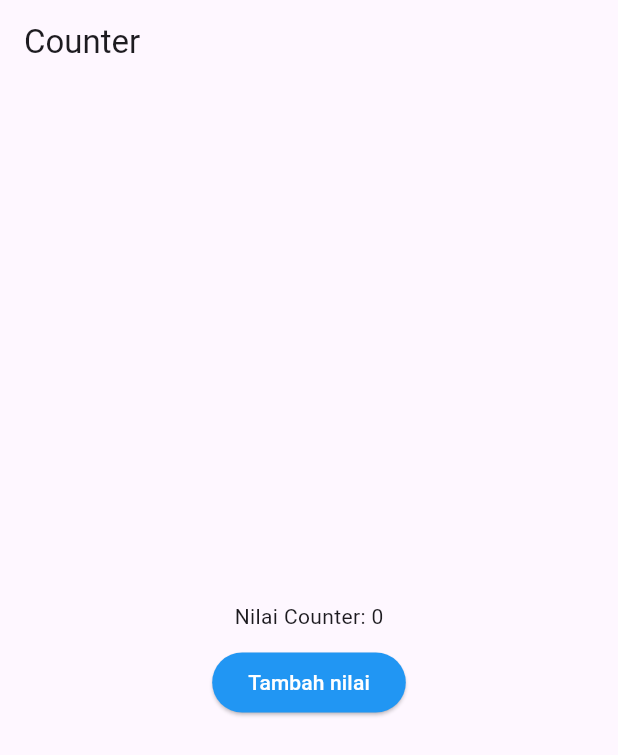
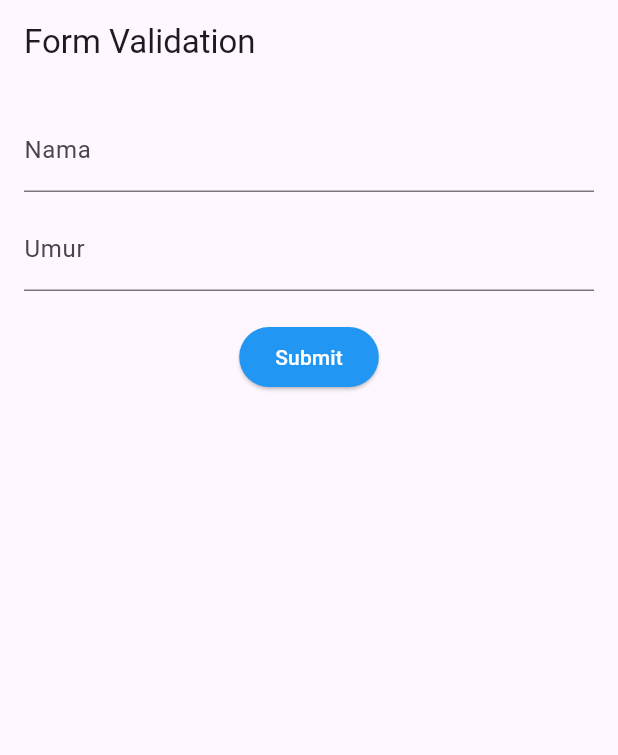
Before and after one commit to Thoriq0509/proyek_flutter_pertama, a Flutter app: the screen it shows after launch, on a phone screen of 412 x 824 dp. Shown: the top 755 px of the screen. Run offline on Flutter 3.47's test engine with Material 3 defaults, Android fonts, the phone set to English and light mode, and no system bars.

Commit message:
FORM_VALIDATION

```diff
--- /dev/null
+++ b/lib/form_validation.dart
@@ -0,0 +1,94 @@
+import 'package:flutter/material.dart';
+import 'package:proyek_flutter_pertama/home_page2.dart';
+
+class FormValidation extends StatefulWidget {
+  const FormValidation({super.key});
+
+  @override
+  State<FormValidation> createState() => _FormValidationState();
+}
+
+class _FormValidationState extends State<FormValidation> {
+  final _formKey = GlobalKey<FormState>();
+  final TextEditingController nameController = TextEditingController();
+  final TextEditingController umurController = TextEditingController();
+
+  @override
+  Widget build(BuildContext context) {
+    return Scaffold(
+      appBar: AppBar(
+        title: const Text('Form Validation'),
+      ),
+      body: Padding(
+        padding: const EdgeInsets.all(16.0),
+        child: Form(
+          key: _formKey,
+          child: Column(
+            children: [
+              TextFormField(
+                controller: nameController,
+                decoration: const InputDecoration(
+                  labelText: 'Nama',
+                  hintText: 'Masukkan nama anda',
+                ),
+                validator: (value) {
+                  if (value == null || value.isEmpty) {
+                    return 'Nama tidak boleh kosong';
+                  }
+                  return null;
+                },
+              ),
+              const SizedBox(height: 10),
+
+              TextFormField(
+                controller: umurController,
+                keyboardType: TextInputType.number,
+                decoration: const InputDecoration(
+                  labelText: 'Umur',
+                  hintText: 'Masukkan umur anda',
+                ),
+                validator: (value) {
+                  if (value == null || value.isEmpty) {
+                    return 'Umur tidak boleh kosong';
+                  }
+                  if (int.tryParse(value) == null) {
+                    return 'Umur harus berupa angka';
+                  }
+                  return null;
+                },
+              ),
+
+              const SizedBox(height: 20),
+
+              ElevatedButton(
+                onPressed: () {
+                  if (_formKey.currentState!.validate()) {
+                    final String nama = nameController.text;
+                    final int umur = int.parse(umurController.text);
+
+                    ScaffoldMessenger.of(context).showSnackBar(
+                      const SnackBar(content: Text('Form valid!')),
+                    );
+
+                    Navigator.push(
+                      context,
+                      MaterialPageRoute(
+                        builder: (context) =>
+                            HomePage2(nama: nama, umur: umur),
+                      ),
+                    );
+                  }
+                },
+                style: ElevatedButton.styleFrom(
+                  backgroundColor: Colors.blue,
+                  foregroundColor: Colors.white,
+                ),
+                child: const Text('Submit'),
+              ),
+            ],
+          ),
+        ),
+      ),
+    );
+  }
+}
--- a/lib/main.dart
+++ b/lib/main.dart
@@ -14,6 +14,7 @@ import 'package:proyek_flutter_pertama/home_page.dart';
 import 'package:proyek_flutter_pertama/home_page2.dart';
 import 'package:proyek_flutter_pertama/home_page3.dart';
 import 'package:proyek_flutter_pertama/counter.dart';
+import 'package:proyek_flutter_pertama/form_validation.dart';
 
 
 void main() {
@@ -28,7 +29,7 @@ class MainApp extends StatelessWidget {
     return MaterialApp(
       title: 'Aplikasi Flutter Thoriq',
       debugShowCheckedModeBanner: false,
-      home: const CounterPage(),
+      home: const FormValidation(),
     );
   }
 }
```
